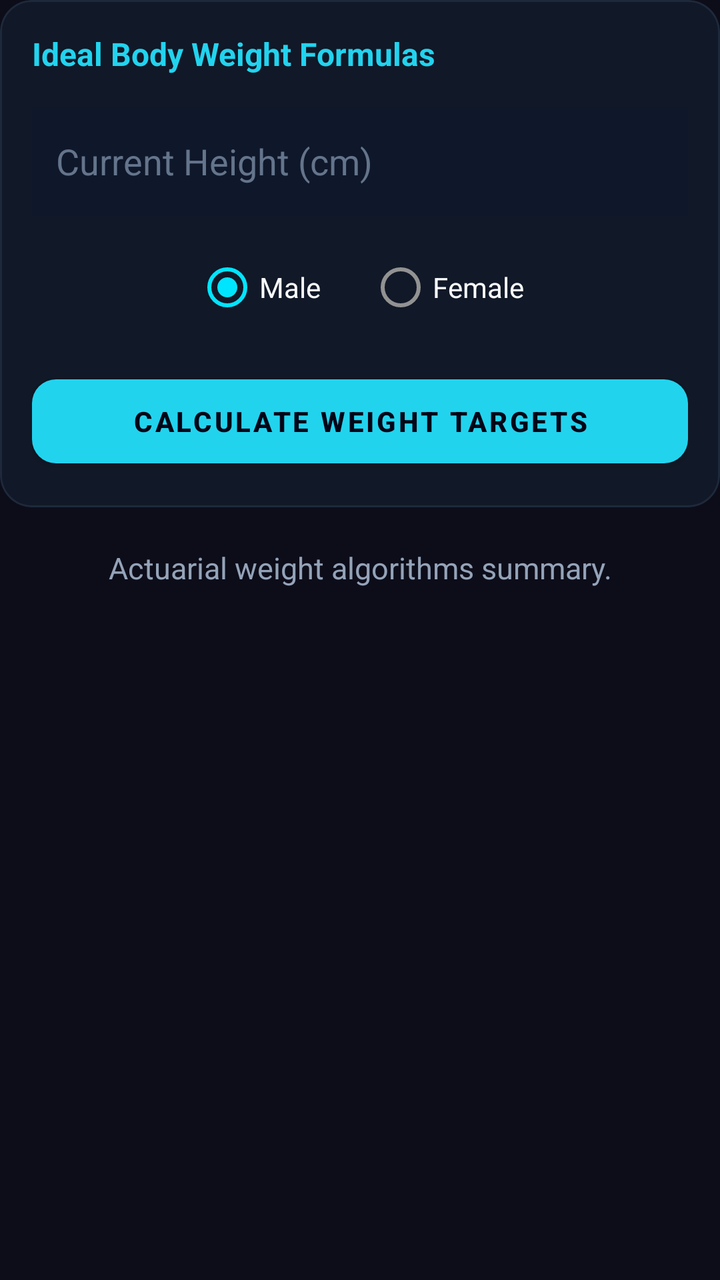
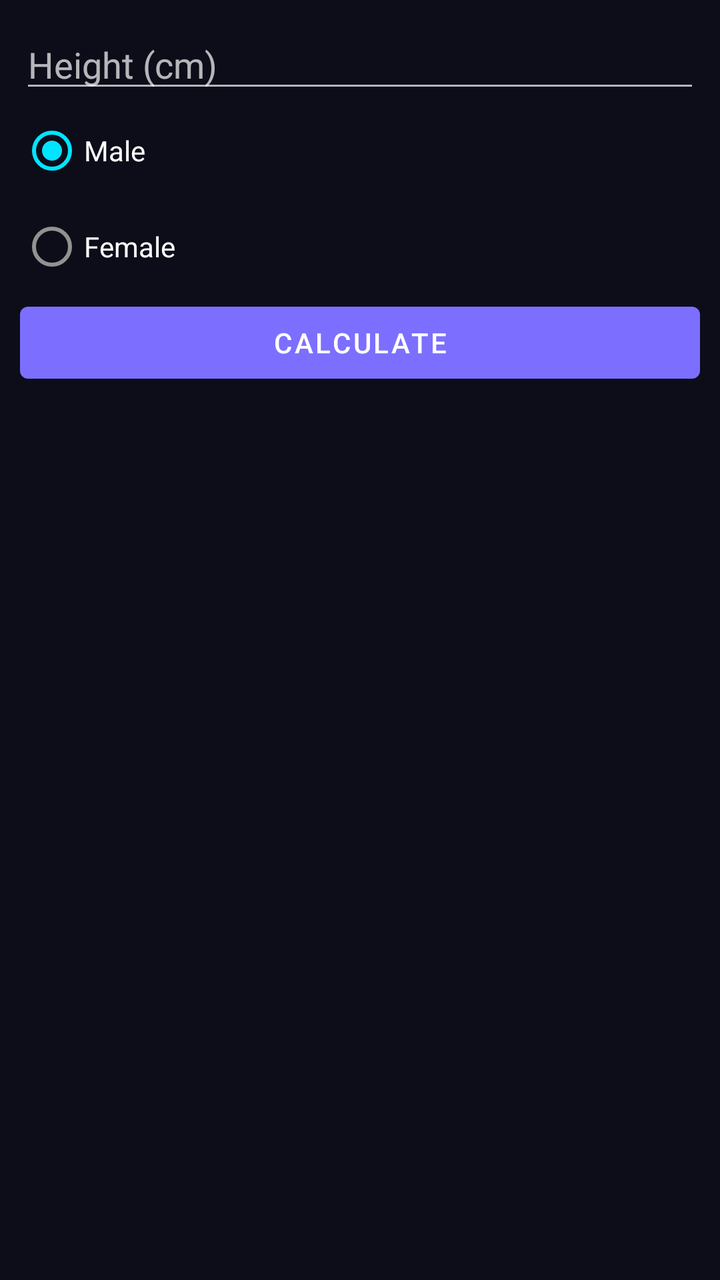

Screens rendered from an Android XML layout before and after an edit, with the pre-edit source and the edit as a unified diff.
<!-- AndroidManifest.xml: application theme Theme.UltraCalc -->
<!-- res/layout/panel_ideal.xml -->
<?xml version="1.0" encoding="utf-8"?>
<LinearLayout xmlns:android="http://schemas.android.com/apk/res/android"
    xmlns:app="http://schemas.android.com/apk/res-auto"
    android:layout_width="match_parent"
    android:layout_height="match_parent"
    android:orientation="vertical">

    <com.google.android.material.card.MaterialCardView
        android:layout_width="match_parent"
        android:layout_height="wrap_content"
        app:cardBackgroundColor="#111827"
        app:cardCornerRadius="16dp"
        app:strokeWidth="1dp"
        app:strokeColor="#1E293B"
        app:cardElevation="0dp">

        <LinearLayout
            android:layout_width="match_parent"
            android:layout_height="wrap_content"
            android:orientation="vertical"
            android:padding="16dp">

            <TextView
                android:layout_width="match_parent"
                android:layout_height="wrap_content"
                android:text="Ideal Body Weight Formulas"
                android:textColor="#22D3EE"
                android:textSize="16sp"
                android:textStyle="bold"
                android:layout_marginBottom="16dp"/>

            <EditText
                android:id="@+id/etHeight"
                android:layout_width="match_parent"
                android:layout_height="54dp"
                android:background="#0F172A"
                android:hint="Current Height (cm)"
                android:textColorHint="#64748B"
                android:textColor="#F8FAFC"
                android:inputType="numberDecimal"
                android:padding="12dp"
                android:layout_marginBottom="12dp"/>

            <RadioGroup
                android:id="@+id/rgGender"
                android:layout_width="match_parent"
                android:layout_height="wrap_content"
                android:orientation="horizontal"
                android:layout_marginBottom="16dp"
                android:gravity="center">
                <RadioButton
                    android:id="@+id/rbMale"
                    android:layout_width="wrap_content"
                    android:layout_height="wrap_content"
                    android:text="Male"
                    android:textColor="#F8FAFC"
                    android:checked="true"
                    android:layout_marginEnd="24dp"/>
                <RadioButton
                    android:id="@+id/rbFemale"
                    android:layout_width="wrap_content"
                    android:layout_height="wrap_content"
                    android:textColor="#F8FAFC"
                    android:text="Female"/>
            </RadioGroup>

            <com.google.android.material.button.MaterialButton
                android:id="@+id/btnCalc"
                android:layout_width="match_parent"
                android:layout_height="54dp"
                android:text="CALCULATE WEIGHT TARGETS"
                android:textColor="#020617"
                android:textStyle="bold"
                app:backgroundTint="#22D3EE"
                app:cornerRadius="12dp"/>
        </LinearLayout>
    </com.google.android.material.card.MaterialCardView>

    <TextView
        android:id="@+id/tvResult"
        android:layout_width="match_parent"
        android:layout_height="wrap_content"
        android:layout_marginTop="20dp"
        android:text="Actuarial weight algorithms summary."
        android:textColor="#94A3B8"
        android:textSize="15sp"
        android:lineSpacingExtra="6dp"
        android:gravity="center_horizontal"/>
</LinearLayout>
<!-- resources referenced by this layout -->
<resources>
  <style name="Theme.UltraCalc" parent="Theme.MaterialComponents.NoActionBar">
          <item name="colorPrimary">@color/primary</item>
          <item name="colorPrimaryVariant">@color/primaryDark</item>
          <item name="colorOnPrimary">@color/white</item>
          <item name="colorSecondary">@color/accentCyan</item>
          <item name="android:windowBackground">@color/bg</item>
          <item name="android:statusBarColor">@color/bg</item>
          <item name="android:navigationBarColor">@color/bg</item>
          <item name="android:windowLightStatusBar">false</item>
      </style>
  <color name="primary">#7C6FFF</color>
  <color name="primaryDark">#5A4FCC</color>
  <color name="white">#FFFFFF</color>
  <color name="accentCyan">#00E5FF</color>
  <color name="bg">#0D0D1A</color>
</resources>

<!-- the commit's change to res/layout/panel_ideal.xml (unified diff, before → after) -->
@@ -1,89 +1,12 @@
 <?xml version="1.0" encoding="utf-8"?>
 <LinearLayout xmlns:android="http://schemas.android.com/apk/res/android"
-    xmlns:app="http://schemas.android.com/apk/res-auto"
-    android:layout_width="match_parent"
-    android:layout_height="match_parent"
-    android:orientation="vertical">
-
-    <com.google.android.material.card.MaterialCardView
-        android:layout_width="match_parent"
-        android:layout_height="wrap_content"
-        app:cardBackgroundColor="#111827"
-        app:cardCornerRadius="16dp"
-        app:strokeWidth="1dp"
-        app:strokeColor="#1E293B"
-        app:cardElevation="0dp">
-
-        <LinearLayout
-            android:layout_width="match_parent"
-            android:layout_height="wrap_content"
-            android:orientation="vertical"
-            android:padding="16dp">
-
-            <TextView
-                android:layout_width="match_parent"
-                android:layout_height="wrap_content"
-                android:text="Ideal Body Weight Formulas"
-                android:textColor="#22D3EE"
-                android:textSize="16sp"
-                android:textStyle="bold"
-                android:layout_marginBottom="16dp"/>
-
-            <EditText
-                android:id="@+id/etHeight"
-                android:layout_width="match_parent"
-                android:layout_height="54dp"
-                android:background="#0F172A"
-                android:hint="Current Height (cm)"
-                android:textColorHint="#64748B"
-                android:textColor="#F8FAFC"
-                android:inputType="numberDecimal"
-                android:padding="12dp"
-                android:layout_marginBottom="12dp"/>
-
-            <RadioGroup
-                android:id="@+id/rgGender"
-                android:layout_width="match_parent"
-                android:layout_height="wrap_content"
-                android:orientation="horizontal"
-                android:layout_marginBottom="16dp"
-                android:gravity="center">
-                <RadioButton
-                    android:id="@+id/rbMale"
-                    android:layout_width="wrap_content"
-                    android:layout_height="wrap_content"
-                    android:text="Male"
-                    android:textColor="#F8FAFC"
-                    android:checked="true"
-                    android:layout_marginEnd="24dp"/>
-                <RadioButton
-                    android:id="@+id/rbFemale"
-                    android:layout_width="wrap_content"
-                    android:layout_height="wrap_content"
-                    android:textColor="#F8FAFC"
-                    android:text="Female"/>
-            </RadioGroup>
-
-            <com.google.android.material.button.MaterialButton
-                android:id="@+id/btnCalc"
-                android:layout_width="match_parent"
-                android:layout_height="54dp"
-                android:text="CALCULATE WEIGHT TARGETS"
-                android:textColor="#020617"
-                android:textStyle="bold"
-                app:backgroundTint="#22D3EE"
-                app:cornerRadius="12dp"/>
-        </LinearLayout>
-    </com.google.android.material.card.MaterialCardView>
-
-    <TextView
-        android:id="@+id/tvResult"
-        android:layout_width="match_parent"
-        android:layout_height="wrap_content"
-        android:layout_marginTop="20dp"
-        android:text="Actuarial weight algorithms summary."
-        android:textColor="#94A3B8"
-        android:textSize="15sp"
-        android:lineSpacingExtra="6dp"
-        android:gravity="center_horizontal"/>
+    android:layout_width="match_parent" android:layout_height="wrap_content"
+    android:orientation="vertical" android:padding="10dp">
+    <EditText android:id="@+id/etHeight" android:layout_width="match_parent" android:layout_height="wrap_content" android:hint="Height (cm)" android:inputType="numberDecimal"/>
+    <RadioGroup android:id="@+id/rgGender" android:layout_width="match_parent" android:layout_height="wrap_content">
+        <RadioButton android:layout_width="wrap_content" android:layout_height="wrap_content" android:text="Male" android:checked="true"/>
+        <RadioButton android:layout_width="wrap_content" android:layout_height="wrap_content" android:text="Female"/>
+    </RadioGroup>
+    <Button android:id="@+id/btnCalc" android:layout_width="match_parent" android:layout_height="wrap_content" android:text="Calculate"/>
+    <TextView android:id="@+id/tvResult" android:layout_width="match_parent" android:layout_height="wrap_content" android:paddingTop="10dp"/>
 </LinearLayout>
